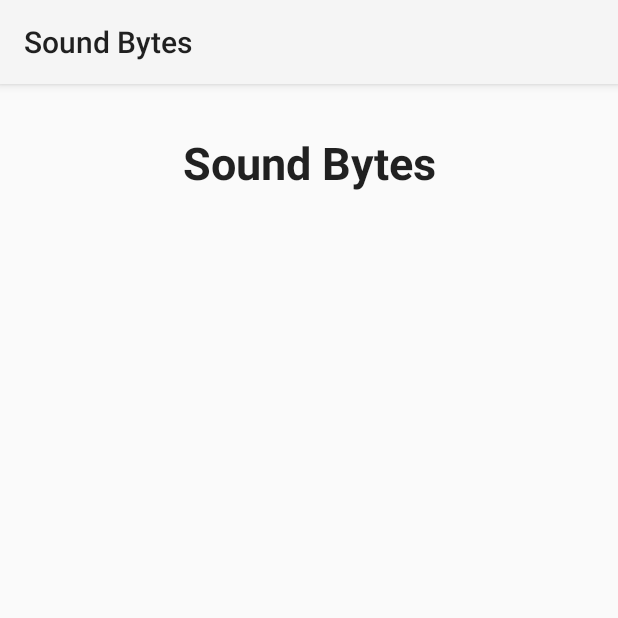
After one commit to PrestonHager/SoundBytes, an Android app: the MainActivity screen opened directly, with no data from a screen before it, on a phone screen of 412 x 824 dp, the top half of it. The commit adds this screen. Run offline under Robolectric (Android 15) with nearby library versions, the phone set to English and light mode, and no system bars.

Commit message:
Pushed to production.

```diff
--- /dev/null
+++ b/SoundBytesApplication/app/src/main/java/com/hagerfamily/soundbytes/MainActivity.java
@@ -0,0 +1,18 @@
+package com.hagerfamily.soundbytes;
+
+import android.content.SharedPreferences;
+import android.support.v7.app.AppCompatActivity;
+import android.os.Bundle;
+
+public class MainActivity extends AppCompatActivity {
+
+    private SharedPreferences sp;
+
+    @Override
+    protected void onCreate(Bundle savedInstanceState) {
+        super.onCreate(savedInstanceState);
+        setContentView(R.layout.activity_main);
+
+        sp = getSharedPreferences("ClientTokens", MODE_PRIVATE);
+    }
+}
--- a/SoundBytesApplication/app/src/main/java/com/hagerfamily/soundbytes/SplashPage.java
+++ b/SoundBytesApplication/app/src/main/java/com/hagerfamily/soundbytes/SplashPage.java
@@ -36,6 +36,8 @@ public class SplashPage extends AppCompatActivity {
                 spEditor.putInt("IssuedAt", loginTokens.getInt("iat"));
                 spEditor.putInt("ExpiresAt", loginTokens.getInt("exp"));
                 spEditor.apply();
+                Intent mainActivityIntent = new Intent(this, MainActivity.class);
+                startActivity(mainActivityIntent);
             } catch (Exception e) {
                 e.printStackTrace();
                 Intent loginIntent = new Intent(this, LoginActivity.class);
@@ -51,7 +53,7 @@ public class SplashPage extends AppCompatActivity {
             json.put("username", username);
             json.put("password", password);
 
-            return requester.JSONRequest(json, "https://nj0okdeivk.execute-api.us-west-2.amazonaws.com/prod/auth");
+            return requester.JSONRequest(json, "https://faidg1ey0l.execute-api.us-west-2.amazonaws.com/prod/auth");
         } catch (Exception e) {
             e.printStackTrace();
             return new JSONObject();
--- a/SoundBytesApplication/app/src/main/res/layout/activity_login.xml
+++ b/SoundBytesApplication/app/src/main/res/layout/activity_login.xml
@@ -38,6 +38,7 @@
         android:text="@string/title_activity_login"
         android:textAppearance="@android:style/TextAppearance.Material.Large"
         android:textSize="30sp"
+        android:textStyle="bold"
         app:layout_constraintEnd_toEndOf="parent"
         app:layout_constraintStart_toStartOf="parent"
         app:layout_constraintTop_toTopOf="parent" />
--- /dev/null
+++ b/SoundBytesApplication/app/src/main/res/layout/activity_main.xml
@@ -0,0 +1,23 @@
+<?xml version="1.0" encoding="utf-8"?>
+<android.support.constraint.ConstraintLayout xmlns:android="http://schemas.android.com/apk/res/android"
+    xmlns:app="http://schemas.android.com/apk/res-auto"
+    xmlns:tools="http://schemas.android.com/tools"
+    android:layout_width="match_parent"
+    android:layout_height="match_parent"
+    tools:context=".MainActivity">
+
+    <TextView
+        android:id="@+id/mainTitle"
+        android:layout_width="wrap_content"
+        android:layout_height="wrap_content"
+        android:layout_marginEnd="8dp"
+        android:layout_marginStart="8dp"
+        android:layout_marginTop="32dp"
+        android:text="@string/app_name"
+        android:textAppearance="@android:style/TextAppearance.Material.Large"
+        android:textSize="30sp"
+        android:textStyle="bold"
+        app:layout_constraintEnd_toEndOf="parent"
+        app:layout_constraintStart_toStartOf="parent"
+        app:layout_constraintTop_toTopOf="parent" />
+</android.support.constraint.ConstraintLayout>
```
Also changed, not shown: SoundBytesApplication/app/src/main/AndroidManifest.xml (+5 -2 lines), SoundBytesApplication/app/src/main/java/com/hagerfamily/soundbytes/LoginActivity.java (+10 -3 lines), 1 other file.
